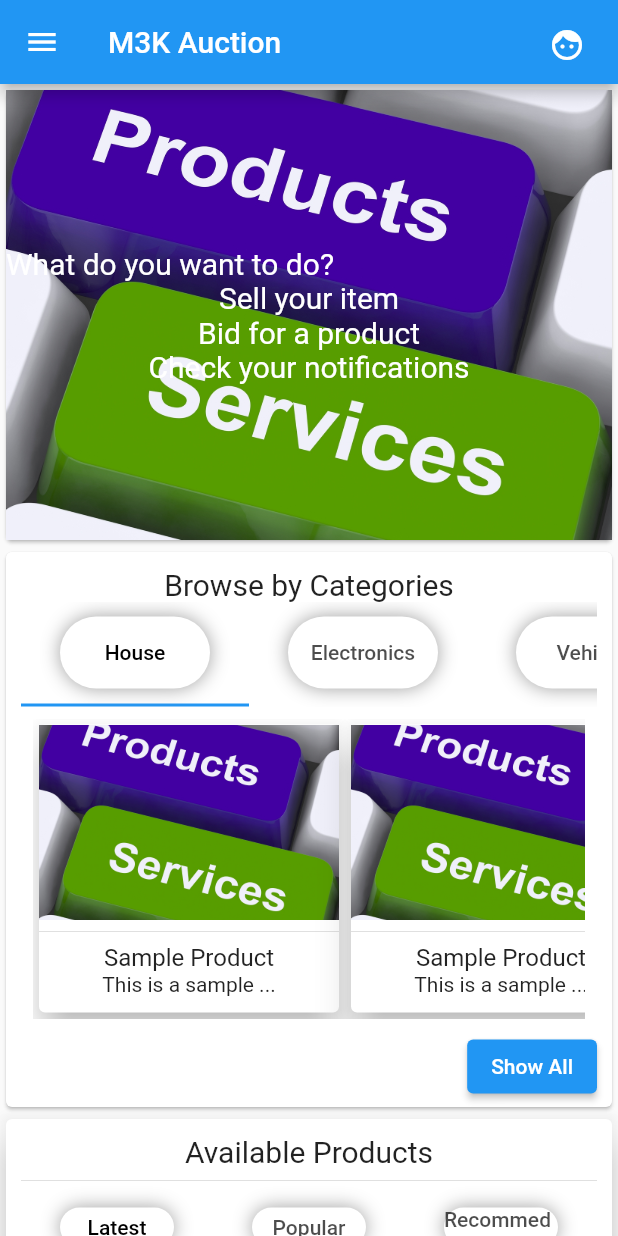
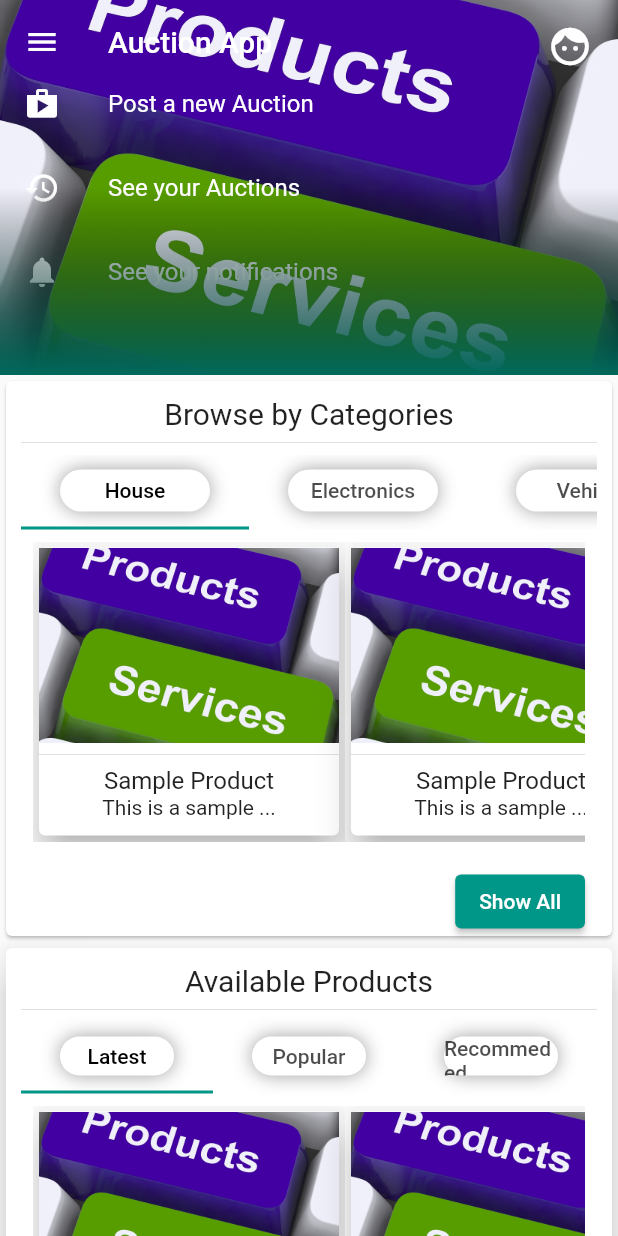
Before and after one commit to adwaTech/project-capstone, a Flutter app: the screen it shows after launch, on a phone screen of 412 x 824 dp. Run offline on Flutter 3.47's test engine with Material 2 defaults, Android fonts, the light colour scheme and no system bars.

Commit message:
added product_preview and some UI changes

```diff
--- a/mobile front-end/auction_mobile/lib/category_browser.dart
+++ b/mobile front-end/auction_mobile/lib/category_browser.dart
@@ -1,4 +1,5 @@
 import 'package:auction_mobile/product_card.dart';
+import 'package:auction_mobile/product_preview.dart';
 import 'package:flutter/material.dart';
 
 import 'category_card.dart';
@@ -23,8 +24,9 @@ class CategoriesBrowser extends StatelessWidget {
                 'Browse by Categories',
                 style: TextStyle(fontSize: 20),
               ),
+              Divider(),
               Container(
-                  height: 70,
+                  height: 50,
                   child: TabBar(
                     isScrollable: true,
                     labelColor: Colors.black,
@@ -47,108 +49,107 @@ class CategoriesBrowser extends StatelessWidget {
                     Tab(
                       child: Container(
                           height: 200,
-                        child: ListView(
+                          child: ListView.builder(
                               scrollDirection: Axis.horizontal,
-                          children: [
-                            Product(),
-                            Product(),
-                            Product(),
-                            Product(),
-                            Product(),
-                            Product(),
-                          ],
-                        ),
-                      ),
+                              itemCount: 7,
+                              itemBuilder: (context, index) => Hero(
+                                  tag: 'houseproduct$index',
+                                  child: Product(() {
+                                    Navigator.of(context).push(
+                                        MaterialPageRoute(
+                                            builder: (context) =>
+                                                ProductPreview(
+                                                    'houseproduct$index')));
+                                  })))),
                     ),
                     Tab(
                       child: Container(
                           height: 200,
-                        child: ListView(
+                          child: ListView.builder(
                               scrollDirection: Axis.horizontal,
-                          children: [
-                            Product(),
-                            Product(),
-                            Product(),
-                            Product(),
-                            Product(),
-                            Product(),
-                          ],
-                        ),
-                      ),
+                              itemCount: 7,
+                              itemBuilder: (context, index) => Hero(
+                                  tag: 'electronicsproduct$index',
+                                  child: Product(() {
+                                    Navigator.of(context).push(MaterialPageRoute(
+                                        builder: (context) => ProductPreview(
+                                            'electronicsproduct$index')));
+                                  })))),
                     ),
                     Tab(
                       child: Container(
                           height: 200,
-                        child: ListView(
+                          child: ListView.builder(
                               scrollDirection: Axis.horizontal,
-                          children: [
-                            Product(),
-                            Product(),
-                            Product(),
-                            Product(),
-                            Product(),
-                            Product(),
-                          ],
-                        ),
-                      ),
+                              itemCount: 7,
+                              itemBuilder: (context, index) => Hero(
+                                  tag: 'vehicleproduct$index',
+                                  child: Product(() {
+                                    Navigator.of(context).push(
+                                        MaterialPageRoute(
+                                            builder: (context) =>
+                                                ProductPreview(
+                                                    'vehicleproduct$index')));
+                                  })))),
                     ),
                     Tab(
                       child: Container(
                           height: 200,
-                        child: ListView(
+                          child: ListView.builder(
                               scrollDirection: Axis.horizontal,
-                          children: [
-                            Product(),
-                            Product(),
-                            Product(),
-                            Product(),
-                            Product(),
-                            Product(),
-                          ],
-                        ),
-                      ),
+                              itemCount: 7,
+                              itemBuilder: (context, index) => Hero(
+                                  tag: 'governmentalproduct$index',
+                                  child: Product(() {
+                                    Navigator.of(context).push(MaterialPageRoute(
+                                        builder: (context) => ProductPreview(
+                                            'governmentalproduct$index')));
+                                  })))),
                     ),
                     Tab(
                       child: Container(
                           height: 200,
-                        child: ListView(
+                          child: ListView.builder(
                               scrollDirection: Axis.horizontal,
-                          children: [
-                            Product(),
-                            Product(),
-                            Product(),
-                            Product(),
-                            Product(),
-                            Product(),
-                          ],
-                        ),
-                      ),
+                              itemCount: 7,
+                              itemBuilder: (context, index) => Hero(
+                                  tag: 'landproduct$index',
+                                  child: Product(() {
+                                    Navigator.of(context).push(
+                                        MaterialPageRoute(
+                                            builder: (context) =>
+                                                ProductPreview(
+                                                    'landproduct$index')));
+                                  })))),
                     ),
                     Tab(
                       child: Container(
                           height: 200,
-                        child: ListView(
+                          child: ListView.builder(
                               scrollDirection: Axis.horizontal,
-                          children: [
-                            Product(),
-                            Product(),
-                            Product(),
-                            Product(),
-                            Product(),
-                            Product(),
-                          ],
-                        ),
-                      ),
+                              itemCount: 7,
+                              itemBuilder: (context, index) => Hero(
+                                  tag: 'rareproduct$index',
+                                  child: Product(() {
+                                    Navigator.of(context).push(
+                                        MaterialPageRoute(
+                                            builder: (context) =>
+                                                ProductPreview(
+                                                    'rareproduct$index')));
+                                  })))),
                     ),
                   ],
                 ),
               ),
-              Align(
+              Padding(
+                padding: EdgeInsets.all(8),
+                child: Align(
                   alignment: Alignment.bottomRight,
                   child: ElevatedButton(
                     onPressed: () {},
                     child: Text('Show All'),
                   ),
+                ),
               )
             ])));
   }
--- a/mobile front-end/auction_mobile/lib/main.dart
+++ b/mobile front-end/auction_mobile/lib/main.dart
@@ -1,4 +1,5 @@
 import 'package:auction_mobile/category_card.dart';
+import 'package:auction_mobile/live_auctions_view.dart';
 import 'package:auction_mobile/product_browser.dart';
 import 'package:auction_mobile/product_card.dart';
 import 'package:flutter/material.dart';
@@ -15,31 +16,20 @@ class AuctionApp extends StatefulWidget {
 }
 
 class _AuctionAppState extends State<AuctionApp> with TickerProviderStateMixin {
-  TabController _productsTabController;
-  TabController _categoryTabController;
+  TabController _categoryTabController, _productsTabController;
   void initState() {
     super.initState();
+    _categoryTabController =
+        TabController(initialIndex: 0, length: 6, vsync: this);
     _productsTabController =
         TabController(initialIndex: 0, length: 3, vsync: this);
-    _categoryTabController =
-        TabController(initialIndex: 0, length: 6, vsync: this);
   }
 
   Widget build(BuildContext context) => MaterialApp(
       debugShowCheckedModeBanner: false,
       title: 'M3K Auction',
+      theme: ThemeData(primarySwatch: Colors.teal),
       home: Scaffold(
-          appBar: AppBar(
-            title: Text('M3K Auction'), // Login,
-            actions: [
-              Padding(
-                  padding: EdgeInsets.all(10),
-                  child: IconButton(
-                    onPressed: () {},
-                    icon: Icon(Icons.face),
-                  ))
-            ],
-          ),
           drawer: Drawer(
             child: ListView(
               children: [
@@ -49,6 +39,7 @@ class _AuctionAppState extends State<AuctionApp> with TickerProviderStateMixin {
                     child: Text('M3K Auctions'),
                   ),
                 ),
+                Divider(),
                 ListTile(
                   leading: Icon(Icons.home),
                   title: Text(
@@ -81,50 +72,87 @@ class _AuctionAppState extends State<AuctionApp> with TickerProviderStateMixin {
               ],
             ),
           ),
-          body: Container(
-            child: ListView(
-              shrinkWrap: true,
-              children: [
-                Card(
-                  child: Container(
-                    height: 300,
-                    child: Stack(
-                      fit: StackFit.expand,
-                      children: [
+          body: CustomScrollView(
+            physics: BouncingScrollPhysics(),
+            slivers: [
+              SliverAppBar(
+                pinned: true,
+                stretch: true,
+                stretchTriggerOffset: 200,
+                expandedHeight: 250,
+                backgroundColor: Colors.teal[800],
+                actions: [
+                  Padding(
+                      padding: EdgeInsets.all(8),
+                      child: IconButton(
+                        icon: Icon(
+                          Icons.face,
+                          size: 30,
+                        ),
+                        onPressed: () {},
+                      ))
+                ],
+                title: Text('Auction App'),
+                flexibleSpace: FlexibleSpaceBar(
+                    collapseMode: CollapseMode.parallax,
+                    // title: Text('Auction App'),
+                    centerTitle: true,
+                    background: DecoratedBox(
+                        position: DecorationPosition.foreground,
+                        decoration: BoxDecoration(
+                            gradient: LinearGradient(
+                                begin: Alignment.bottomCenter,
+                                end: Alignment.center,
+                                colors: [
+                              Colors.teal[800],
+                              Colors.transparent
+                            ])),
+                        child: Stack(fit: StackFit.expand, children: [
                           Image.asset('assets/images/product_logo.jpg',
                               fit: BoxFit.cover),
-                        Column(
+                          Container(
+                            height: 300,
+                            child: Column(
                               mainAxisAlignment: MainAxisAlignment.center,
                               children: [
-                            Align(
-                              alignment: Alignment.centerLeft,
-                              child: Text(
-                                'What do you want to do?',
-                                style: TextStyle(
-                                    color: Colors.white, fontSize: 20),
+                                ListTile(
+                                  onTap: () {},
+                                  leading: Icon(
+                                    Icons.shop,
+                                    color: Colors.white,
+                                  ),
+                                  title: Text(
+                                    'Post a new Auction',
+                                    style: TextStyle(color: Colors.white),
                                   ),
                                 ),
-                            Text('Sell your item',
-                                style: TextStyle(
-                                    color: Colors.white, fontSize: 20)),
-                            Text('Bid for a product',
-                                style: TextStyle(
-                                    color: Colors.white, fontSize: 20)),
-                            Text('Check your notifications',
-                                style: TextStyle(
-                                    color: Colors.white, fontSize: 20)),
+                                ListTile(
+                                  onTap: () {},
+                                  leading:
+                                      Icon(Icons.history, color: Colors.white),
+                                  title: Text('See your Auctions',
+                                      style: TextStyle(color: Colors.white)),
+                                ),
+                                ListTile(
+                                  onTap: () {},
+                                  leading: Icon(Icons.notifications,
+                                      color: Colors.white),
+                                  title: Text('See your notifications',
+                                      style: TextStyle(color: Colors.white)),
+                                ),
                               ],
+                            ),
+                          )
+                        ]))),
+              ),
+              SliverList(
+                delegate: SliverChildListDelegate([
+                  CategoriesBrowser(
+                      categoryTabController: _categoryTabController),
+                  ProductBrowser(productsTabController: _productsTabController),
+                  LiveAuctionsBrowser(),
+                ]),
               )
             ],
-                    ),
-                  ),
-                ),
-                CategoriesBrowser(
-                    categoryTabController: _categoryTabController),
-                ProductBrowser(productsTabController: _productsTabController)
-              ],
-            ),
-          ),
-        ),
-      );
+          )));
 }
--- a/mobile front-end/auction_mobile/lib/product_browser.dart
+++ b/mobile front-end/auction_mobile/lib/product_browser.dart
@@ -1,3 +1,4 @@
+import 'package:auction_mobile/product_preview.dart';
 import 'package:flutter/material.dart';
 
 import 'category_card.dart';
@@ -51,58 +52,45 @@ class ProductBrowser extends StatelessWidget {
                     Tab(
                       child: Container(
                         height: 200,
-                        child: ListView(
+                        child: ListView.builder(
                           scrollDirection: Axis.horizontal,
-                          children: [
-                            Product(),
-                            Product(),
-                            Product(),
-                            Product(),
-                            Product(),
-                            Product(),
-                          ],
-                        ),
+                          itemCount: 7,
+                          itemBuilder: (context,index)=>Hero(tag:'latestproduct$index',child:Product((){
+                            Navigator.of(context).push(MaterialPageRoute(builder: (context)=>ProductPreview('latestproduct$index')));
+                          })))
                       ),
                     ),
                     Tab(
                       child: Container(
                         height: 200,
-                        child: ListView(
+                        child: ListView.builder(
                           scrollDirection: Axis.horizontal,
-                          children: [
-                            Product(),
-                            Product(),
-                            Product(),
-                            Product(),
-                            Product(),
-                            Product(),
-                          ],
-                        ),
+                          itemCount: 7,
+                          itemBuilder: (context,index)=>Hero(tag:'popularproduct$index',child:Product((){
+                            Navigator.of(context).push(MaterialPageRoute(builder: (context)=>ProductPreview('popularproduct$index')));
+                          })))
                       ),
                     ),
                     Tab(
                       child: Container(
                         height: 200,
-                        child: ListView(
+                        child: ListView.builder(
                           scrollDirection: Axis.horizontal,
-                          children: [
-                            Product(),
-                            Product(),
-                            Product(),
-                            Product(),
-                            Product(),
-                            Product(),
-                          ],
-                        ),
+                          itemCount: 7,
+                          itemBuilder: (context,index)=>Hero(tag:'recommendedproduct$index',child:Product((){
+                            Navigator.of(context).push(MaterialPageRoute(builder: (context)=>ProductPreview('recommendedproduct$index')));
+                          })))
                       ),
                     ),
                   ],
                 ),
               ),
-              Align(
+              Padding(
+                padding: EdgeInsets.all(8),
+                child:Align(
                   alignment: Alignment.bottomRight,
                   child: ElevatedButton(
-                      onPressed: () {}, child: Text('Show all ')))
+                      onPressed: () {}, child: Text('Show all '))))
             ],
           ),
         ));
--- a/mobile front-end/auction_mobile/lib/product_card.dart
+++ b/mobile front-end/auction_mobile/lib/product_card.dart
@@ -1,8 +1,16 @@
+import 'package:auction_mobile/product_preview.dart';
 import 'package:flutter/cupertino.dart';
 import 'package:flutter/material.dart';
 
 class Product extends StatelessWidget {
+  final Function callback;
+  Product(this.callback);
   Widget build(BuildContext context) => Center(
+      child: Material(
+          child: InkWell(
+              onTap: () {
+                callback();
+              },
               child: Card(
                 elevation: 10,
                 child: SizedBox(
@@ -23,5 +31,5 @@ class Product extends StatelessWidget {
                     ],
                   ),
                 ),
-      ));
+              ))));
 }
```
Also changed, not shown: mobile front-end/auction_mobile/lib/live_auctions_view.dart (added, +44 -0 lines), mobile front-end/auction_mobile/lib/product_preview.dart (added, +128 -0 lines), 1 other file. Lines whose indentation alone changed are shown as unchanged.
